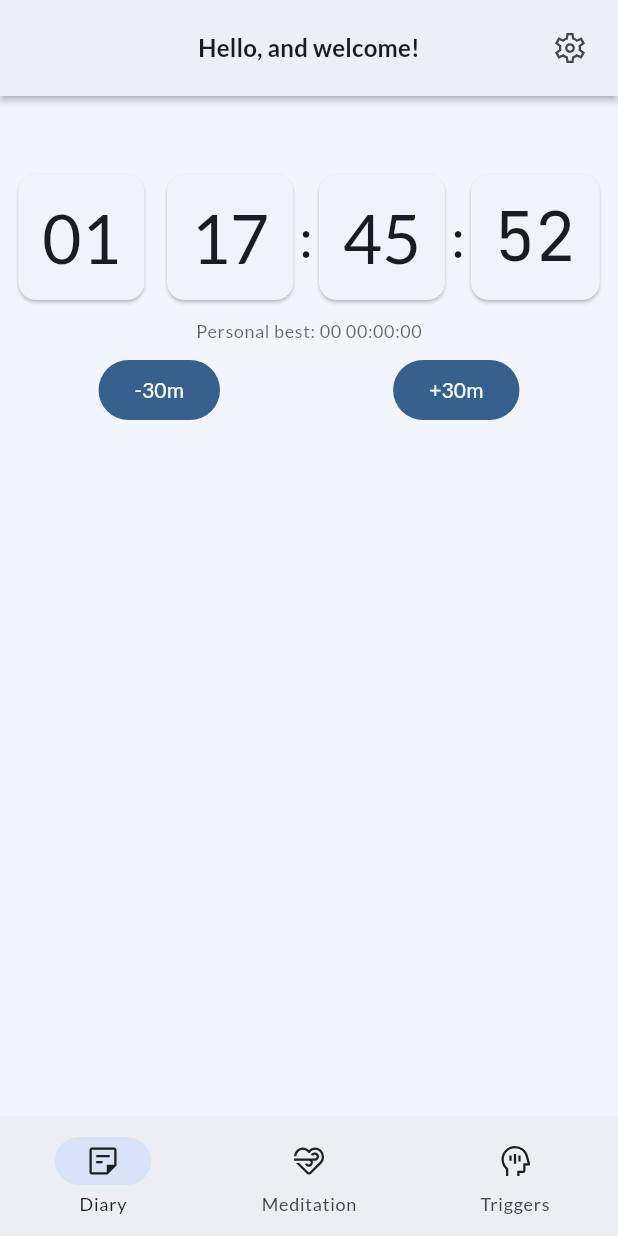
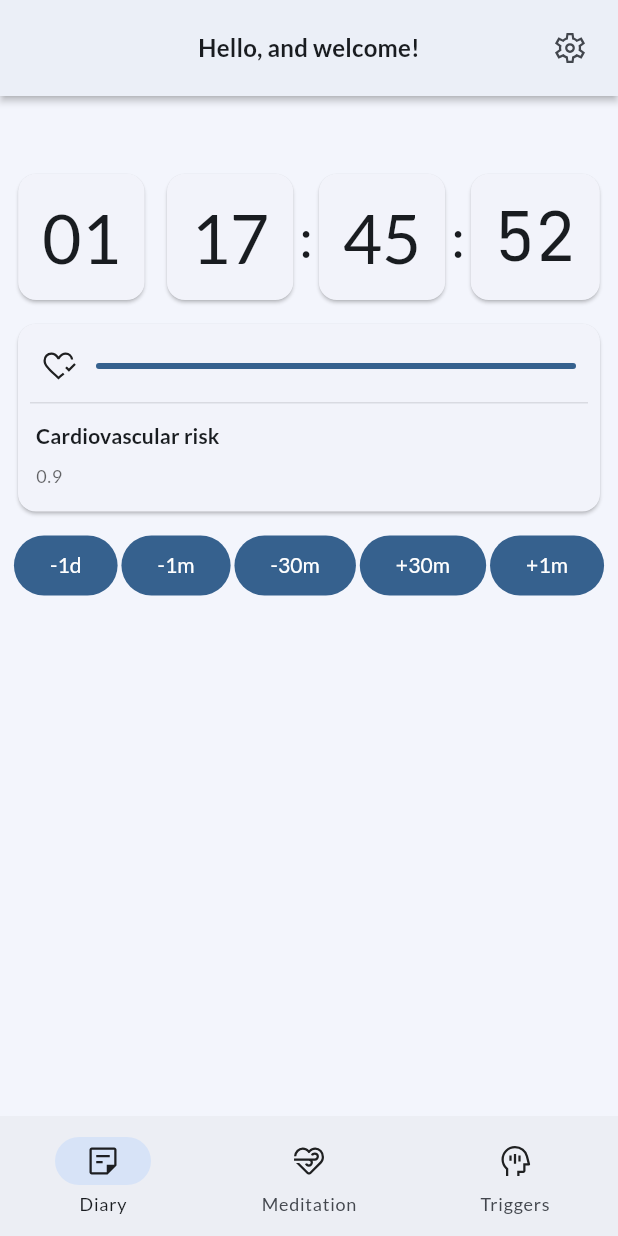
Before and after one commit to icn-nkpub/coping, a Flutter app: the screen it shows after launch, on a phone screen of 412 x 824 dp. Run offline on Flutter 3.47's test engine with Material 2 defaults, Android fonts, the phone set to English and light mode, and no system bars; our stand-ins replace flutter_bloc, flutter_svg, google_fonts, supabase_flutter; missing offline and left inert: funvas; accounts and stored records are empty.

Commit message:
feat: risks widget

```diff
--- a/lib/pages/main/countdown.dart
+++ b/lib/pages/main/countdown.dart
@@ -2,6 +2,7 @@ import 'dart:async';
 
 import 'package:google_fonts/google_fonts.dart';
 import 'package:flutter/material.dart';
+import 'package:sca6/tokens/icons.dart';
 
 class CountdownDisplay extends StatelessWidget {
   const CountdownDisplay({
@@ -19,14 +20,113 @@ class CountdownDisplay extends StatelessWidget {
         const SizedBox(
           height: 8,
         ),
-        Text(
-          "Personal best: 00 00:00:00",
-          style: Theme.of(context)
-              .textTheme
-              .bodySmall
-              ?.copyWith(color: Theme.of(context).hintColor),
+        Risk(
+          from: from,
+          iconName: "cardiology",
+          iconDoneName: "heart_check",
+          title: "Cardiovascular risk",
+          descriptions: {
+            0: "0",
+            0.1: "0.1",
+            0.5: "0.5",
+            0.7: "0.7",
+            0.9: "0.9",
+          },
+          rate: Duration.millisecondsPerDay.toDouble(),
         ),
       ],
+    );
+  }
+}
+
+class Risk extends StatelessWidget {
+  const Risk({
+    super.key,
+    required this.from,
+    required this.iconName,
+    required this.iconDoneName,
+    required this.title,
+    required this.descriptions,
+    required this.rate,
+  });
+
+  final DateTime from;
+  final String iconName;
+  final String iconDoneName;
+  final String title;
+  final Map<double, String> descriptions;
+  final double rate;
+
+  @override
+  Widget build(BuildContext context) {
+    final double value =
+        (DateTime.now().difference(from).inMilliseconds.toDouble() / rate);
+    final bool finished = value > 1 ? true : false;
+
+    String description = descriptions[0]!;
+    for (var d in descriptions.entries) {
+      if (value > d.key) description = d.value;
+    }
+
+    return Card(
+      child: Padding(
+        padding: const EdgeInsets.all(8),
+        child: Column(
+          children: [
+            Container(
+              padding:
+                  const EdgeInsets.only(left: 8, right: 8, top: 8, bottom: 12),
+              decoration: BoxDecoration(
+                  border: Border(
+                bottom: BorderSide(
+                  color: Theme.of(context).dividerColor.withOpacity(.2),
+                ),
+              )),
+              child: Row(
+                children: [
+                  Padding(
+                    padding: EdgeInsets.only(right: 12),
+                    child: SvgIcon(
+                      assetName: finished ? iconDoneName : iconName,
+                    ),
+                  ),
+                  Flexible(
+                    flex: 1,
+                    child: Container(
+                      clipBehavior: Clip.antiAlias,
+                      decoration:
+                          BoxDecoration(borderRadius: BorderRadius.circular(8)),
+                      child: LinearProgressIndicator(
+                        value: value,
+                      ),
+                    ),
+                  ),
+                ],
+              ),
+            ),
+            Container(
+              alignment: Alignment.centerLeft,
+              padding: EdgeInsets.only(left: 4, bottom: 8, top: 12),
+              child: Text(
+                title,
+                style: Theme.of(context).textTheme.titleSmall!.copyWith(
+                      fontWeight: FontWeight.bold,
+                    ),
+              ),
+            ),
+            Container(
+              padding: EdgeInsets.only(left: 4, bottom: 8),
+              alignment: Alignment.centerLeft,
+              child: Text(
+                description,
+                style: Theme.of(context).textTheme.bodySmall!.copyWith(
+                      color: Theme.of(context).hintColor,
+                    ),
+              ),
+            ),
+          ],
+        ),
+      ),
     );
   }
 }
--- a/lib/pages/main/page.dart
+++ b/lib/pages/main/page.dart
@@ -53,6 +53,16 @@ class _CountdownState extends State<Countdown> {
               mainAxisAlignment: MainAxisAlignment.spaceAround,
               children: [
                 FilledButton(
+                  onPressed: () => setState(
+                      () => lastTimeSmoked += Duration.millisecondsPerDay),
+                  child: const Text("-1d"),
+                ),
+                FilledButton(
+                  onPressed: () => setState(
+                      () => lastTimeSmoked += Duration.millisecondsPerMinute),
+                  child: const Text("-1m"),
+                ),
+                FilledButton(
                   onPressed: () => setState(() =>
                       lastTimeSmoked += Duration.millisecondsPerMinute * 30),
                   child: const Text("-30m"),
@@ -62,6 +72,11 @@ class _CountdownState extends State<Countdown> {
                       lastTimeSmoked -= Duration.millisecondsPerMinute * 30),
                   child: const Text("+30m"),
                 ),
+                FilledButton(
+                  onPressed: () => setState(
+                      () => lastTimeSmoked -= Duration.millisecondsPerMinute),
+                  child: const Text("+1m"),
+                ),
               ],
             ),
           ],
--- a/pubspec.yaml
+++ b/pubspec.yaml
@@ -85,6 +85,8 @@ flutter:
     - assets/icons/back.svg
     - assets/icons/cancel.svg
     - assets/icons/settings.svg
+    - assets/icons/heart_check.svg
+    - assets/icons/cardiology.svg
 
   # An image asset can refer to one or more resolution-specific "variants", see
   # https://flutter.dev/assets-and-images/#resolution-aware
```
Also changed, not shown: assets/icons/cardiology.svg (added), assets/icons/heart_check.svg (added).
